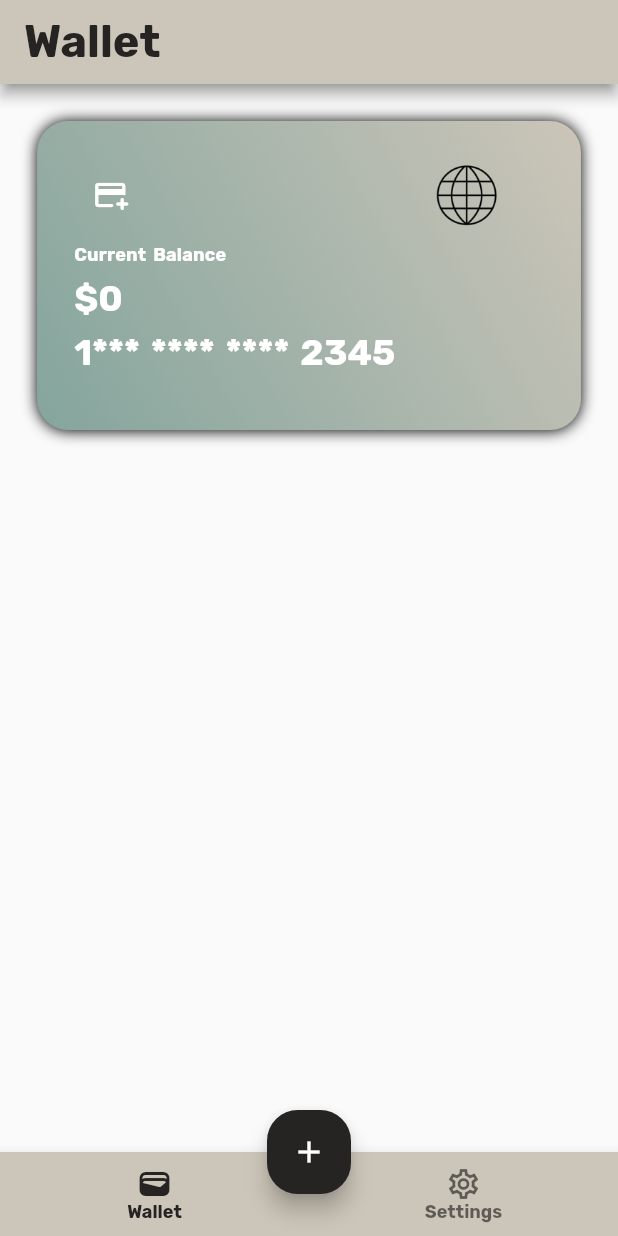
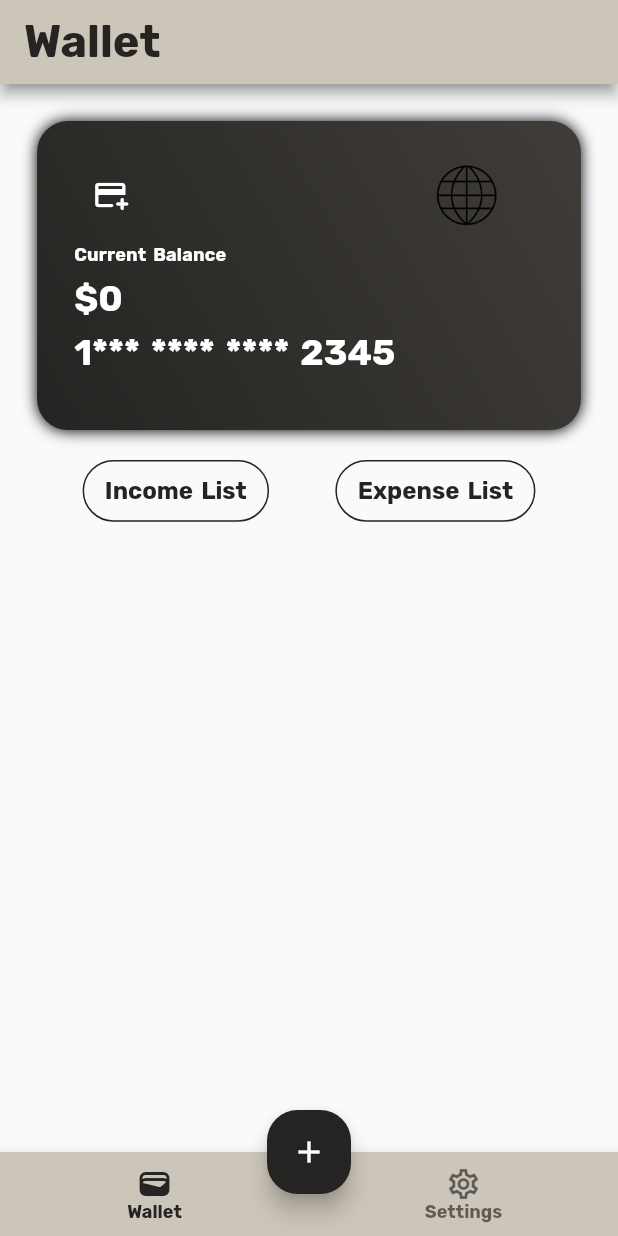
Before and after one commit to Tgrlzphlvn/easy_wallet, a Flutter app: the screen it shows after launch, on a phone screen of 412 x 824 dp. Run offline on Flutter 3.47's test engine with Material 2 defaults, Android fonts, the phone set to English and light mode, and no system bars; our stand-ins replace easy_localization, google_fonts, hive_flutter; accounts and stored records are empty.

Commit message:
Custom buttons created

```diff
--- a/assets/translations/en-US.json
+++ b/assets/translations/en-US.json
@@ -2,5 +2,7 @@
     "easy_wallet": "Easy Wallet",
     "wallet": "Wallet",
     "settings": "Settings",
-    "current_balance": "Current Balance"
+    "current_balance": "Current Balance",
+    "expenses": "Expense List",
+    "incomes": "Income List"
 }
--- a/assets/translations/tr-TR.json
+++ b/assets/translations/tr-TR.json
@@ -2,5 +2,7 @@
     "easy_wallet": "Easy Wallet",
     "wallet": "Cüzdan",
     "settings": "Ayarlar",
-    "current_balance": "Mevcut Bakiye"
+    "current_balance": "Mevcut Bakiye",
+    "expenses": "Giderler",
+    "incomes": "Gelirler"
 }
--- a/lib/core/localization/localization_helper.dart
+++ b/lib/core/localization/localization_helper.dart
@@ -16,4 +16,6 @@ class LocalizationHelper {
   static final String currentBalance = 'current_balance'.tr();
   static final String wallet = 'wallet'.tr();
   static final String settings = 'settings'.tr();
+  static final String expenses = 'expenses'.tr();
+  static final String incomes = 'incomes'.tr();
 }
--- a/lib/core/theme/wallet_light_theme.dart
+++ b/lib/core/theme/wallet_light_theme.dart
@@ -9,7 +9,6 @@ class WalletLightTheme with BaseSingleton {
   }
 
   WalletLightTheme._init();
-
 
   ThemeData get themeData => ThemeData(
         textTheme: walletTextTheme.textTheme,
@@ -31,5 +30,15 @@ class WalletLightTheme with BaseSingleton {
           ),
           selectedItemColor: walletColors.eerieBlack,
         ),
+        outlinedButtonTheme: OutlinedButtonThemeData(
+          style: OutlinedButton.styleFrom(
+            shadowColor: walletColors.eerieBlack,
+            shape: const StadiumBorder(),
+            side: BorderSide(
+              color: walletColors.eerieBlack,
+            ),
+            foregroundColor: walletColors.eerieBlack,
+          ),
+        ),
       );
 }
--- a/lib/core/widgets/account_card.dart
+++ b/lib/core/widgets/account_card.dart
@@ -29,8 +29,8 @@ class AccountCard extends StatelessWidget with BaseSingleton {
           boxShadow: [BoxShadow(color: walletColors.black, blurRadius: 8)],
           gradient: LinearGradient(
             colors: [
-              walletColors.morningBlue,
-              walletColors.paleSilver,
+              walletColors.eerieBlack,
+              walletColors.blackOlive,
             ],
             tileMode: TileMode.mirror,
             begin: Alignment.bottomLeft,
--- /dev/null
+++ b/lib/core/widgets/wallet_outline_button.dart
@@ -0,0 +1,21 @@
+import 'package:flutter/material.dart';
+import 'package:easy_wallet_v2/product/extensions/ui_settings_extensions.dart';
+
+class WalletOutlineButton extends StatelessWidget {
+  const WalletOutlineButton(
+      {super.key, required this.title, required this.onPressed});
+
+  final String title;
+  final VoidCallback onPressed;
+
+  @override
+  Widget build(BuildContext context) {
+    return OutlinedButton(
+      onPressed: onPressed,
+      style: OutlinedButton.styleFrom(
+        minimumSize: Size(context.widthValue01, context.heightValue005),
+      ),
+      child: Text(title),
+    );
+  }
+}
--- a/lib/feature/view/pages/home_view.dart
+++ b/lib/feature/view/pages/home_view.dart
@@ -1,6 +1,7 @@
 import 'package:easy_wallet_v2/core/base/base_singleton.dart';
 import 'package:easy_wallet_v2/core/localization/localization_helper.dart';
 import 'package:easy_wallet_v2/core/widgets/account_card.dart';
+import 'package:easy_wallet_v2/core/widgets/wallet_outline_button.dart';
 import 'package:easy_wallet_v2/feature/model/mock/account_mock.dart';
 import 'package:easy_wallet_v2/feature/viewmodel/home_view_model.dart';
 import 'package:flutter/material.dart';
@@ -33,14 +34,32 @@ class HomeView extends StatelessWidget with BaseSingleton {
               },
             ),
           ),
-          Expanded(
-            child: ListView.builder(
-              itemCount:
-                  Provider.of<HomeViewModel>(context, listen: true).accounts.length,
-              itemBuilder: (context, index) {
-                return const SizedBox();
-              },
-            ),
+          SizedBox(
+            height: context.heightGenerator(0.08),
+            child: _incomeExpenseButtonsRow(context),
+          ),
+        ],
+      ),
+    );
+  }
+
+  Padding _incomeExpenseButtonsRow(BuildContext context) {
+    return Padding(
+      padding: context.paddingHorizontalHigh,
+      child: Column(
+        children: [
+          Row(
+            mainAxisAlignment: MainAxisAlignment.spaceAround,
+            children: [
+              WalletOutlineButton(
+                onPressed: () {},
+                title: LocalizationHelper.incomes,
+              ),
+              WalletOutlineButton(
+                onPressed: () {},
+                title: LocalizationHelper.expenses,
+              ),
+            ],
           ),
         ],
       ),
```
